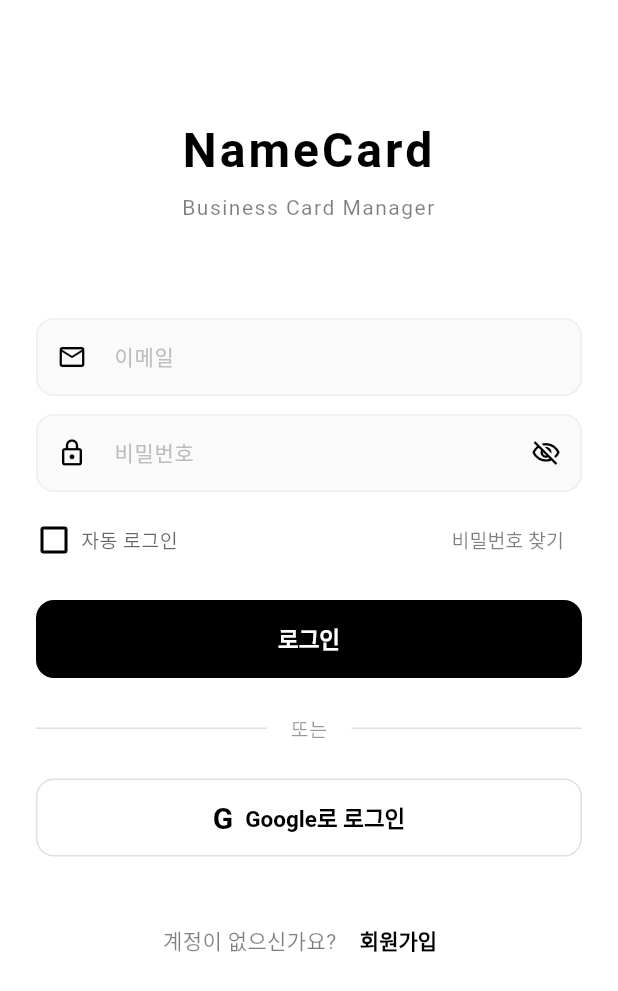
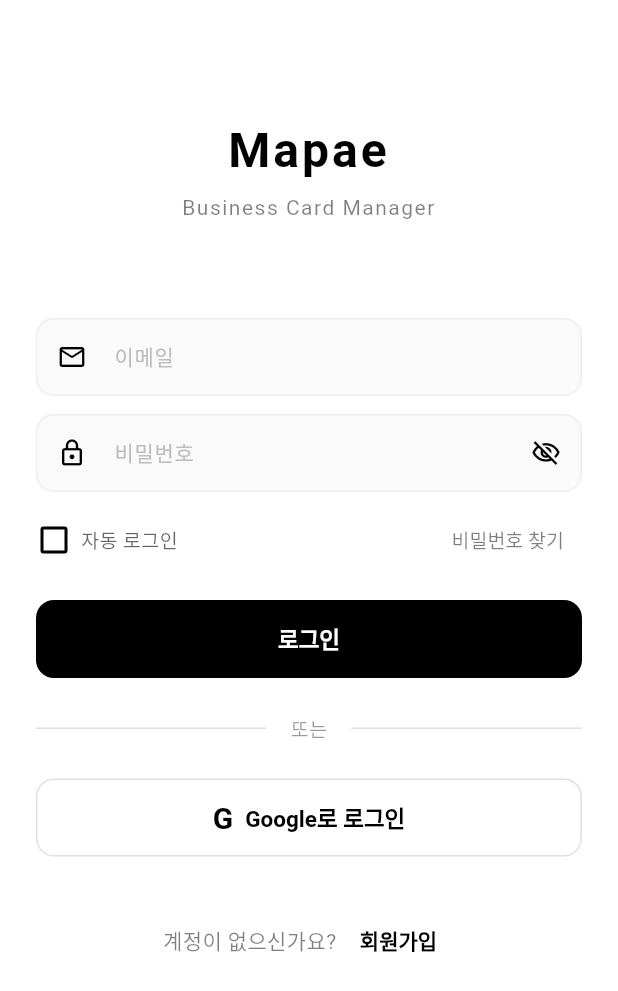
Before and after one commit to Liuese0/Mapae1, a Flutter app: the screen it shows after launch, on a phone screen of 412 x 824 dp. Shown: the top 991 px of the screen. Run offline on Flutter 3.47's test engine with Material 3 defaults, Android fonts, the phone set to English and light mode, and no system bars; our stand-ins replace cached_network_image, camera, dio, flutter_dotenv, flutter_image_compress, flutter_riverpod and 6 more; missing offline and left inert: nfc_manager; accounts and stored records are empty; Roboto replaces fonts that are missing (Pretendard).

Commit message:
app_name

```diff
--- a/lib/core/constants/app_constants.dart
+++ b/lib/core/constants/app_constants.dart
@@ -12,7 +12,7 @@
   static const String ocrApiUrl = 'https://api.ocr.space/parse/image';
 
   // App
-  static const String appName = 'NameCard';
+  static const String appName = 'Mapae';
   static const int maxMyCards = 10;
   static const int maxCategories = 50;
 
--- a/lib/features/auth/screens/login_screen.dart
+++ b/lib/features/auth/screens/login_screen.dart
@@ -81,7 +81,7 @@
 
                 // Logo / Title
                 Text(
-                  'NameCard',
+                  'Mapae',
                   textAlign: TextAlign.center,
                   style: theme.textTheme.headlineLarge?.copyWith(
                     fontWeight: FontWeight.w700,
--- a/lib/features/home/screens/home_screen.dart
+++ b/lib/features/home/screens/home_screen.dart
@@ -65,7 +65,7 @@
                   const SizedBox(width: 40), // balance for bell icon
                   Expanded(
                     child: Text(
-                      'NameCard',
+                      'Mapae',
                       textAlign: TextAlign.center,
                       style: theme.textTheme.titleMedium?.copyWith(
                         fontWeight: FontWeight.w700,
--- a/lib/features/home/widgets/card_3d_widget.dart
+++ b/lib/features/home/widgets/card_3d_widget.dart
@@ -151,7 +151,7 @@
           const Spacer(),
           // Name
           Text(
-            widget.card.name ?? 'NameCard',
+            widget.card.name ?? 'Mapae',
             style: TextStyle(
               fontSize: 24,
               fontWeight: FontWeight.w700,
--- a/lib/l10n/app_en.arb
+++ b/lib/l10n/app_en.arb
@@ -1,6 +1,6 @@
 {
   "@@locale": "en",
-  "appTitle": "NameCard",
+  "appTitle": "Mapae",
   "home": "Home",
   "wallet": "Wallet",
   "management": "Manage",
--- a/lib/l10n/app_ko.arb
+++ b/lib/l10n/app_ko.arb
@@ -1,6 +1,6 @@
 {
   "@@locale": "ko",
-  "appTitle": "NameCard",
+  "appTitle": "Mapae",
   "home": "홈",
   "wallet": "지갑",
   "management": "관리",
--- a/lib/l10n/app_zh.arb
+++ b/lib/l10n/app_zh.arb
@@ -1,6 +1,6 @@
 {
   "@@locale": "zh",
-  "appTitle": "NameCard",
+  "appTitle": "Mapae",
   "home": "首页",
   "wallet": "名片夹",
   "management": "管理",
```
